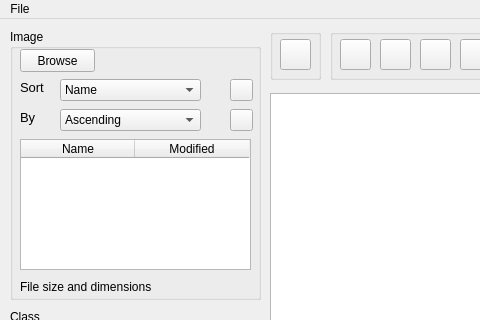
First picture: the form in imageannotator.ui, repository JacobBoddey/ImageAnnotator, before the edit; both pictures show x 0 to 480 and y 0 to 320 of the 1042 by 600 pixel window.
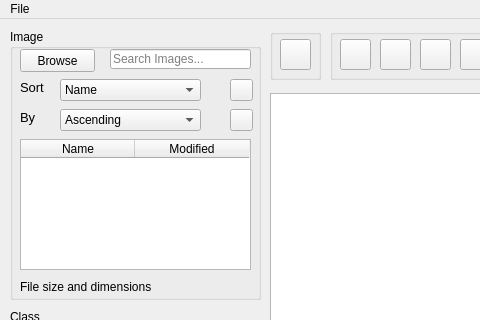
Second picture: the form after the edit. Icons and pictures are not drawn.

Commit message: Added search bar, no saving when annotations is empty

Patch:
```diff
--- a/imageannotator.ui
+++ b/imageannotator.ui
@@ -204,6 +204,25 @@
       <string/>
      </property>
     </widget>
+    <widget class="QLineEdit" name="searchImages">
+     <property name="geometry">
+      <rect>
+       <x>100</x>
+       <y>20</y>
+       <width>141</width>
+       <height>20</height>
+      </rect>
+     </property>
+     <property name="inputMask">
+      <string/>
+     </property>
+     <property name="text">
+      <string/>
+     </property>
+     <property name="placeholderText">
+      <string>Search Images...</string>
+     </property>
+    </widget>
    </widget>
    <widget class="QGroupBox" name="classGroup">
     <property name="geometry">
```
The commit also changes 5 other files.
